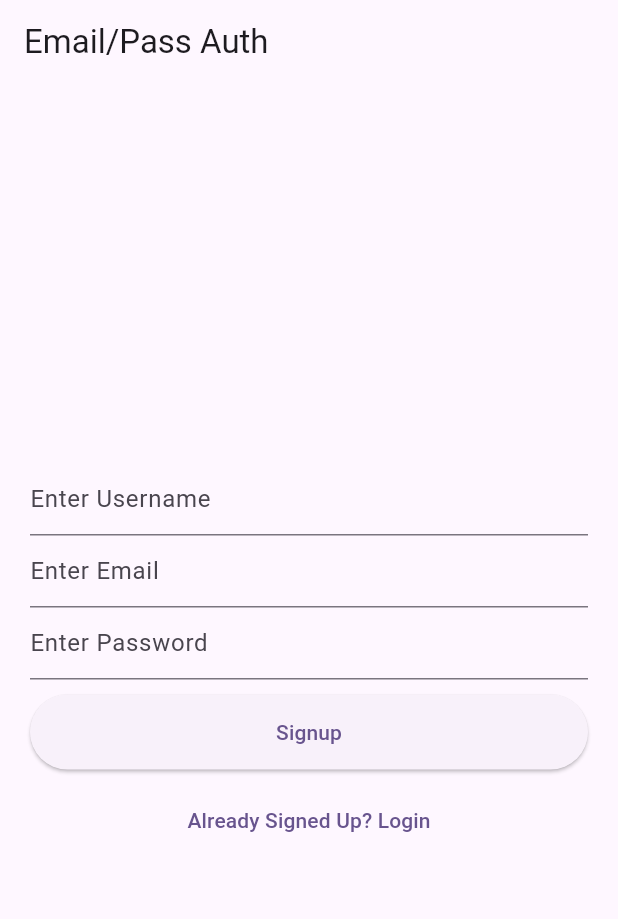
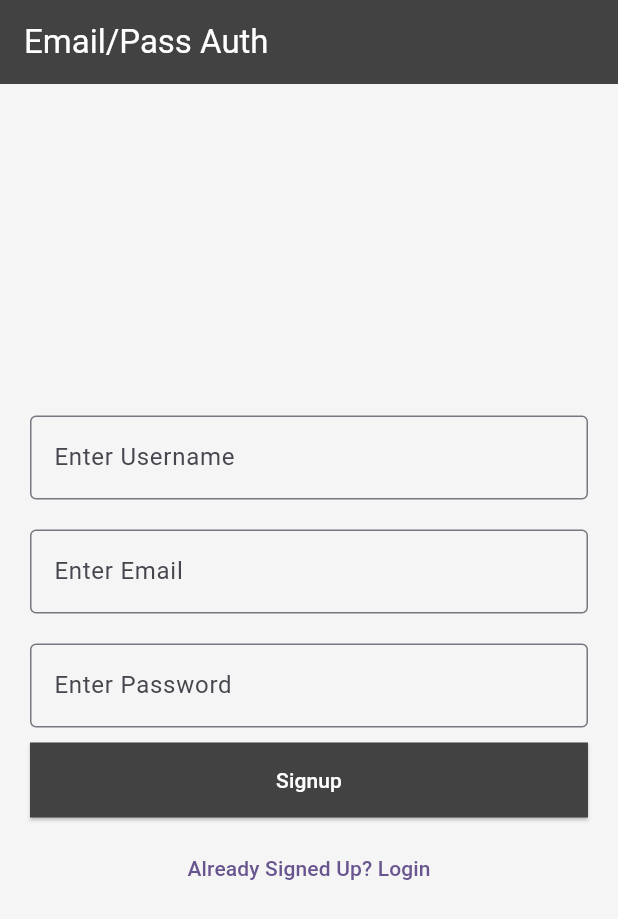
Before and after one commit to rakesh-nv/firebase1, a Flutter app: the screen it shows after launch, on a phone screen of 412 x 824 dp. Shown: the top 919 px of the screen. Run offline on Flutter 3.47's test engine with Material 3 defaults, Android fonts, the phone set to English and light mode, and no system bars; our stand-ins replace cloud_firestore, firebase_auth, firebase_core; accounts and stored records are empty.

Commit message:
sdk error fixed

```diff
--- a/lib/functions/databaseFunctions.dart
+++ b/lib/functions/databaseFunctions.dart
@@ -1,11 +1,10 @@
 import 'package:cloud_firestore/cloud_firestore.dart';
-import 'package:flutter/cupertino.dart';
 
 create(String collName, docName, name, animal, int age) async {
   await FirebaseFirestore.instance.collection(collName).doc(docName).set(
     {
       'name': name,
-      'animal': 'animal',
+      'animal': animal,
       'age': age,
     },
   );
--- a/lib/main.dart
+++ b/lib/main.dart
@@ -23,13 +23,16 @@ class MyApp extends StatelessWidget {
         useMaterial3: true,
       ),
       home: StreamBuilder(
-          stream: FirebaseAuth.instance.authStateChanges(), builder: (context, snapshot){
-            if(snapshot.hasData){
-              return Home();
-            }else{
-              return SignIn();
-            }
-          },),
+        stream: FirebaseAuth.instance.authStateChanges(),
+        builder: (context, snapshot) {
+          if (snapshot.hasData) {
+            return const Home();
+          } else {
+            return const SignIn();
+          }
+        },
+      ),
+
     );
   }
 }
--- a/lib/screens/sign_in.dart
+++ b/lib/screens/sign_in.dart
@@ -18,8 +18,13 @@ class _SignInState extends State<SignIn> {
   @override
   Widget build(BuildContext context) {
     return Scaffold(
+      backgroundColor: Colors.grey[100],
       appBar: AppBar(
-        title: const Text('Email/Pass Auth'),
+        backgroundColor: Colors.grey[800],
+        title: const Text(
+          'Email/Pass Auth',
+          style: TextStyle(color: Colors.white),
+        ),
       ),
       body: Form(
         key: _formkey,
@@ -30,8 +35,11 @@ class _SignInState extends State<SignIn> {
             children: [
               !isLogin
                   ? TextFormField(
-                      key: ValueKey('username'),
-                      decoration: InputDecoration(hintText: "Enter Username"),
+                      key: const ValueKey('username'),
+                      decoration: const InputDecoration(
+                        hintText: "Enter Username",
+                        border: OutlineInputBorder(),
+                      ),
                       validator: (value) {
                         if (value.toString().length < 3) {
                           return 'Username is so small';
@@ -46,9 +54,13 @@ class _SignInState extends State<SignIn> {
                       },
                     )
                   : Container(),
+              const SizedBox(height: 20),
               TextFormField(
-                key: ValueKey('email'),
-                decoration: InputDecoration(hintText: "Enter Email"),
+                key: const ValueKey('email'),
+                decoration: const InputDecoration(
+                  hintText: "Enter Email",
+                  border: OutlineInputBorder(),
+                ),
                 validator: (value) {
                   if (!(value.toString().contains('@'))) {
                     return 'Invalid Email';
@@ -62,10 +74,15 @@ class _SignInState extends State<SignIn> {
                   });
                 },
               ),
+              const SizedBox(height: 20),
+
               TextFormField(
                 obscureText: true,
                 key: const ValueKey('password'),
-                decoration: const InputDecoration(hintText: "Enter Password"),
+                decoration: const InputDecoration(
+                  hintText: "Enter Password",
+                  border: OutlineInputBorder(),
+                ),
                 validator: (value) {
                   if (value.toString().length < 6) {
                     return 'Password is so small';
@@ -82,10 +99,13 @@ class _SignInState extends State<SignIn> {
               const SizedBox(
                 height: 10,
               ),
-              Container(
+              SizedBox(
                 width: double.infinity,
                 height: 50,
                 child: ElevatedButton(
+                  style: ElevatedButton.styleFrom(
+                      shape: RoundedRectangleBorder(),
+                      backgroundColor: Colors.grey[800]),
                   onPressed: () {
                     if (_formkey.currentState!.validate()) {
                       _formkey.currentState!.save();
@@ -94,7 +114,12 @@ class _SignInState extends State<SignIn> {
                           : signup(email, password);
                     }
                   },
-                      child: isLogin ? Text('Login') : Text('Signup'))),
+                  child: Text(
+                    isLogin ? 'Login' : 'Signup',
+                    style: const TextStyle(color: Colors.white),
+                  ),
+                ),
+              ),
               const SizedBox(
                 height: 10,
               ),
--- a/pubspec.yaml
+++ b/pubspec.yaml
@@ -36,7 +36,7 @@ dependencies:
   # Use with the CupertinoIcons class for iOS style icons.
   cupertino_icons: ^1.0.8
   firebase_auth: ^5.4.0
-  cloud_firestore:
+  cloud_firestore: ^5.6.2
   firebase_core: ^3.10.0
   provider: ^6.1.2
 
```
Also changed, not shown: lib/screens/home.dart (+17 -9 lines), lib/screens/pets.dart (added, +46 -0 lines), pubspec.lock, 190 other files. Lines whose indentation alone changed are shown as unchanged.
